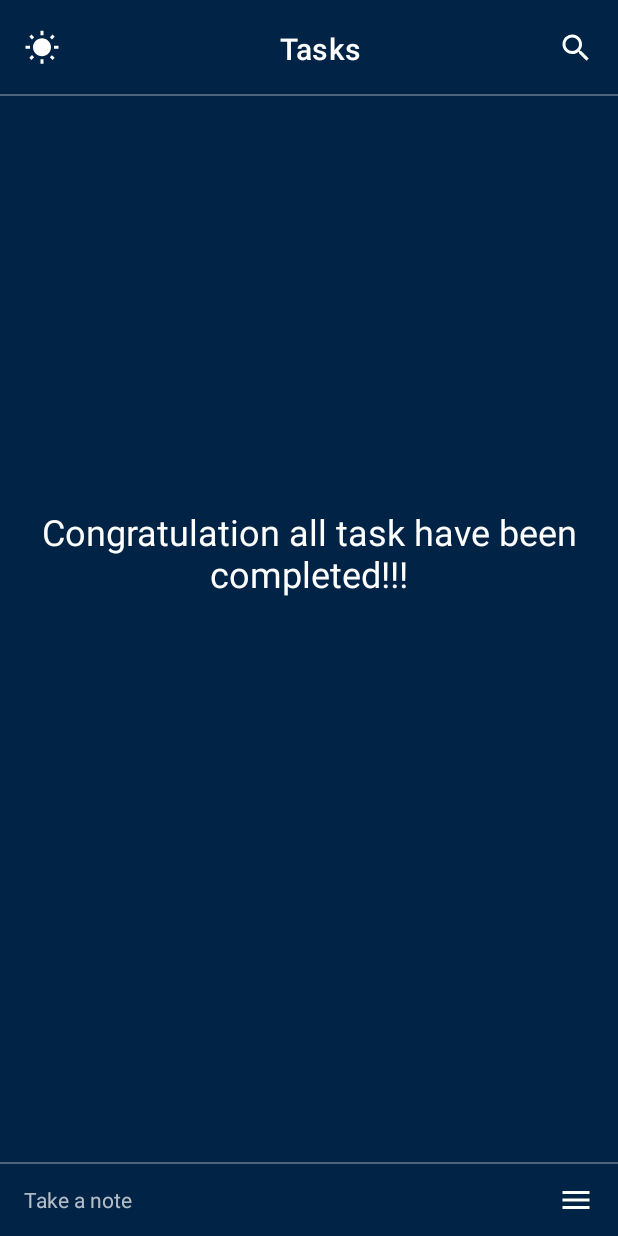
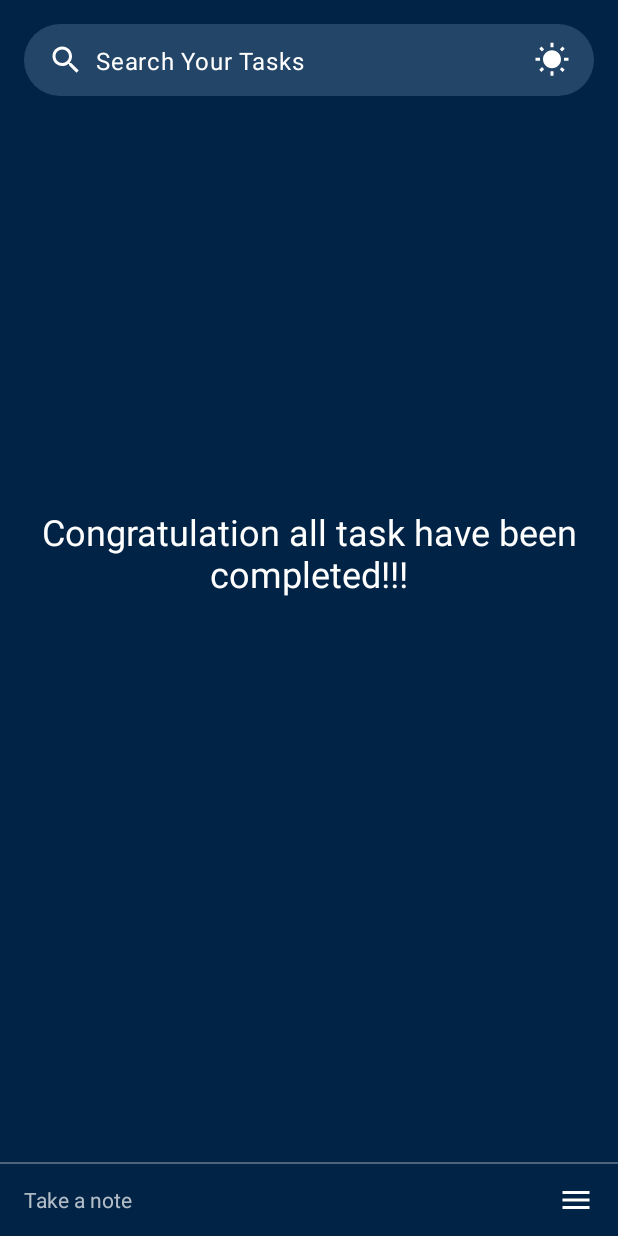
Before and after one commit to abhichauhan12/taskmanager, an Android app: the screen it shows after launch (HomeActivity), on a phone screen of 412 x 824 dp. Run offline under Robolectric (Android 15) with nearby library versions, the phone set to English and light mode, and no system bars; our stand-ins replace Dagger/Hilt's generated code, Room's generated code, data binding.

Commit message:
task screen ui updated

```diff
--- a/app/src/main/java/com/example/taskmanager/ui/home/task/TaskScreen.kt
+++ b/app/src/main/java/com/example/taskmanager/ui/home/task/TaskScreen.kt
@@ -21,14 +21,22 @@ import kotlinx.coroutines.launch
 class TaskScreen : Fragment(R.layout.fragment_task_screen) {
 
     private lateinit var binding: FragmentTaskScreenBinding
-    private val taskViewModel  by viewModels<TaskViewModel>()
-    private val utilsViewModel  by viewModels<UtilsViewModel>()
+    private val taskViewModel by viewModels<TaskViewModel>()
+    private val utilsViewModel by viewModels<UtilsViewModel>()
 
     private val taskAdapter: TaskAdapter by lazy {
         TaskAdapter(
-            onItemClick = { safeNavigate(R.id.action_task_to_add_task, Bundle().apply { putParcelable(TASK, it) }) },
+            onItemClick = {
+                safeNavigate(
+                    R.id.action_task_to_add_task,
+                    Bundle().apply { putParcelable(TASK, it) })
+            },
 
-            onMenuClicked = { safeNavigate(R.id.action_task_to_task_actions, Bundle().apply { putParcelable(TASK, it) }) }
+            onMenuClicked = {
+                safeNavigate(
+                    R.id.action_task_to_task_actions,
+                    Bundle().apply { putParcelable(TASK, it) })
+            }
         )
     }
 
@@ -52,16 +60,9 @@ class TaskScreen : Fragment(R.layout.fragment_task_screen) {
         lifecycleScope.launch {
             taskViewModel.tasks.collect {
                 taskAdapter.submitList(it)
-                binding.emptyListText.visibility = if (it.isNullOrEmpty()) View.VISIBLE else View.GONE
+                binding.emptyListText.visibility =
+                    if (it.isNullOrEmpty()) View.VISIBLE else View.GONE
             }
-        }
-
-        binding.toolBarTaskFragment.searchToolbar.setOnClickListener {
-            safeNavigate(R.id.action_task_to_search)
-        }
-
-        binding.toolBarTaskFragment.themeToolbar.setOnClickListener {
-            lifecycleScope.launchWhenStarted { checkAndUpdateAppTheme() }
         }
 
     }
@@ -69,24 +70,27 @@ class TaskScreen : Fragment(R.layout.fragment_task_screen) {
     private fun checkAndUpdateAppTheme() {
         val theme = utilsViewModel.theme.value ?: return
 
-        when(Theme.valueOf(theme)) {
+        when (Theme.valueOf(theme)) {
             Theme.SYSTEM -> utilsViewModel.updateAppTheme(Theme.DARK)
 
-            Theme.DARK ->  utilsViewModel.updateAppTheme(Theme.LIGHT)
+            Theme.DARK -> utilsViewModel.updateAppTheme(Theme.LIGHT)
 
             Theme.LIGHT -> utilsViewModel.updateAppTheme(Theme.DARK)
         }
     }
 
     private fun initToolbar() {
-        binding.toolBarTaskFragment.titleToolbar.text= getString(R.string.tasks)
-        binding.toolBarTaskFragment.themeToolbar.apply {
+        binding.toolBarTaskFragment.container.setOnClickListener {
+            safeNavigate(R.id.action_task_to_search)
+        }
 
-            if(utilsViewModel.theme.value == Theme.DARK.name){
-                setImageResource(R.drawable.ic_dark_mode)
-            }else{
-                setImageResource(R.drawable.ic_light_mode)
-            }
+        binding.toolBarTaskFragment.themeIcon.setOnClickListener {
+            lifecycleScope.launchWhenStarted { checkAndUpdateAppTheme() }
+        }
+
+        binding.toolBarTaskFragment.themeIcon.apply {
+            setImageResource(if (utilsViewModel.theme.value == Theme.DARK.name) R.drawable.ic_dark_mode
+                else R.drawable.ic_light_mode)
         }
     }
 }
--- /dev/null
+++ b/app/src/main/res/drawable/general_toolbar_shape.xml
@@ -0,0 +1,5 @@
+<?xml version="1.0" encoding="utf-8"?>
+<shape xmlns:android="http://schemas.android.com/apk/res/android" android:shape="rectangle">
+    <corners android:radius="56dp"/>
+    <solid android:color="?generalToolbarColor"/>
+</shape>
--- /dev/null
+++ b/app/src/main/res/drawable/search_toolbar_shape.xml
@@ -0,0 +1,6 @@
+<?xml version="1.0" encoding="utf-8"?>
+<shape xmlns:android="http://schemas.android.com/apk/res/android"
+    android:shape="rectangle">
+    <stroke android:color="#aaaaaa" android:width=".9dp"/>
+    <corners android:radius="56dp"/>
+</shape>
--- a/app/src/main/res/layout/fragment_search.xml
+++ b/app/src/main/res/layout/fragment_search.xml
@@ -3,9 +3,6 @@
     xmlns:tools="http://schemas.android.com/tools"
     xmlns:app="http://schemas.android.com/apk/res-auto">
 
-    <data>
-
-    </data>
 
     <androidx.constraintlayout.widget.ConstraintLayout
         android:layout_width="match_parent"
@@ -14,15 +11,20 @@
 
         <EditText
             android:layout_width="0dp"
-            android:layout_height="wrap_content"
+            android:layout_height="?listPreferredItemHeightSmall"
             app:layout_constraintStart_toEndOf="@id/up_button"
             app:layout_constraintEnd_toEndOf="parent"
             app:layout_constraintTop_toTopOf="parent"
             android:hint="@string/search_in_task"
-            android:background="@drawable/task_shape"
-            android:padding="16dp"
+            android:background="@drawable/search_toolbar_shape"
             android:id="@+id/search_edittext"
-            android:layout_margin="16dp"
+            android:layout_marginTop="16dp"
+            android:paddingStart="16dp"
+            android:paddingEnd="0dp"
+            android:layout_marginBottom="8dp"
+            android:layout_marginStart="8dp"
+            android:layout_marginEnd="16dp"
+            android:textAppearance="?textAppearanceBody1"
             />
 
         <ImageView
@@ -33,7 +35,7 @@
             android:id="@+id/up_button"
             app:layout_constraintTop_toTopOf="@id/search_edittext"
             app:layout_constraintBottom_toBottomOf="@id/search_edittext"
-            android:padding="8dp"
+            android:padding="16dp"
             app:tint="?iconKaTint"
             />
 
@@ -45,7 +47,7 @@
             app:layout_constraintBottom_toBottomOf="parent"
             app:layout_constraintTop_toBottomOf="@id/search_edittext"
             android:id="@+id/tasks_list"
-            android:padding="16dp"
+            android:padding="8dp"
             tools:listitem="@layout/item_task"
             app:layoutManager="androidx.recyclerview.widget.LinearLayoutManager"
             />
--- a/app/src/main/res/layout/fragment_task_screen.xml
+++ b/app/src/main/res/layout/fragment_task_screen.xml
@@ -1,88 +1,102 @@
 <?xml version="1.0" encoding="utf-8"?>
 <layout xmlns:android="http://schemas.android.com/apk/res/android"
-    xmlns:tools="http://schemas.android.com/tools"
-    xmlns:app="http://schemas.android.com/apk/res-auto">
+    xmlns:app="http://schemas.android.com/apk/res-auto"
+    xmlns:tools="http://schemas.android.com/tools">
 
-    <data>
-
-    </data>
 
     <androidx.constraintlayout.widget.ConstraintLayout
         android:layout_width="match_parent"
         android:layout_height="match_parent"
         tools:context=".ui.home.task.TaskScreen">
 
-        <include
-            layout="@layout/layout_toolbar_general"
-            android:id="@+id/toolBar_taskFragment"
-            />
-
-        <androidx.recyclerview.widget.RecyclerView
+        <androidx.coordinatorlayout.widget.CoordinatorLayout
             android:layout_width="0dp"
             android:layout_height="0dp"
-            android:id="@+id/taskRecyclerView"
+            android:layout_marginBottom="4dp"
+            app:layout_constraintBottom_toTopOf="@id/add_task"
+            app:layout_constraintEnd_toEndOf="parent"
             app:layout_constraintStart_toStartOf="parent"
-            app:layout_constraintEnd_toEndOf="parent"
-            app:layout_constraintBottom_toTopOf="@id/add_task"
-            app:layout_constraintTop_toBottomOf="@id/toolBar_taskFragment"
-            tools:listitem="@layout/item_task"
-            android:layout_marginTop="8dp"
-            android:layout_marginBottom="8dp"
-            app:layoutManager="androidx.recyclerview.widget.LinearLayoutManager"
-            />
+            app:layout_constraintTop_toTopOf="parent">
+
+            <com.google.android.material.appbar.AppBarLayout
+                android:id="@+id/toolbar"
+                android:layout_width="match_parent"
+                android:layout_height="wrap_content"
+                android:background="@android:color/transparent"
+                app:elevation="0dp">
+
+                <com.google.android.material.appbar.CollapsingToolbarLayout
+                    android:layout_width="match_parent"
+                    android:layout_height="wrap_content"
+                    app:layout_scrollFlags="scroll|enterAlways">
+
+                    <include
+                        android:id="@+id/toolBar_taskFragment"
+                        layout="@layout/layout_toolbar_general" />
+
+                </com.google.android.material.appbar.CollapsingToolbarLayout>
+
+            </com.google.android.material.appbar.AppBarLayout>
+
+            <androidx.recyclerview.widget.RecyclerView
+                android:id="@+id/taskRecyclerView"
+                android:layout_width="match_parent"
+                android:layout_height="match_parent"
+                android:layout_marginBottom="8dp"
+                app:layoutManager="androidx.recyclerview.widget.LinearLayoutManager"
+                app:layout_behavior="com.google.android.material.appbar.AppBarLayout$ScrollingViewBehavior"
+                tools:listitem="@layout/item_task" />
+
+        </androidx.coordinatorlayout.widget.CoordinatorLayout>
 
         <TextView
+            android:id="@+id/empty_list_text"
             android:layout_width="wrap_content"
             android:layout_height="wrap_content"
-            app:layout_constraintTop_toTopOf="parent"
-            app:layout_constraintBottom_toTopOf="@id/add_task"
-            app:layout_constraintStart_toStartOf="parent"
-            app:layout_constraintEnd_toEndOf="parent"
+            android:layout_marginBottom="40dp"
+            android:gravity="center"
             android:text="@string/congratulation_all_task_have_been_completed"
             android:textAppearance="?attr/textAppearanceHeadline5"
-            android:gravity="center"
-            android:id="@+id/empty_list_text"
             android:visibility="gone"
-            android:layout_marginBottom="40dp"
-            />
+            app:layout_constraintBottom_toTopOf="@id/add_task"
+            app:layout_constraintEnd_toEndOf="parent"
+            app:layout_constraintStart_toStartOf="parent"
+            app:layout_constraintTop_toTopOf="parent" />
 
 
         <View
             android:layout_width="0dp"
             android:layout_height="1dp"
+            android:alpha="0.3"
+            android:background="?iconKaTint"
+            app:layout_constraintBottom_toTopOf="@id/add_task"
             app:layout_constraintEnd_toEndOf="parent"
-            app:layout_constraintStart_toStartOf="parent"
-            app:layout_constraintBottom_toTopOf="@id/add_task"
-            android:background="?iconKaTint"
-            android:alpha="0.3"
-            />
+            app:layout_constraintStart_toStartOf="parent" />
 
         <TextView
+            android:id="@+id/add_task"
             android:layout_width="0dp"
             android:layout_height="?listPreferredItemHeightSmall"
-            app:layout_constraintStart_toStartOf="parent"
+            android:background="?android:selectableItemBackground"
+            android:gravity="center_vertical"
+            android:paddingStart="16dp"
+            android:paddingEnd="0dp"
+            android:text="@string/take_a_note"
             app:layout_constraintBottom_toBottomOf="parent"
             app:layout_constraintEnd_toStartOf="@id/menu_taskFragment"
-            android:text="@string/take_a_note"
-            android:paddingStart="16dp"
-            android:paddingEnd="0dp"
-            android:id="@+id/add_task"
-            android:gravity="center_vertical"
-            android:background="?android:selectableItemBackground"
-            />
+            app:layout_constraintStart_toStartOf="parent" />
 
         <ImageView
+            android:id="@+id/menu_taskFragment"
             android:layout_width="0dp"
             android:layout_height="wrap_content"
+            android:layout_marginEnd="16dp"
+            android:background="?selectableItemBackgroundBorderless"
+            android:src="@drawable/ic_menu"
+            app:layout_constraintBottom_toBottomOf="@id/add_task"
             app:layout_constraintEnd_toEndOf="parent"
-            app:layout_constraintBottom_toBottomOf="@id/add_task"
             app:layout_constraintTop_toTopOf="@id/add_task"
-            android:src="@drawable/ic_menu"
-            app:tint="?iconKaTint"
-            android:layout_marginEnd="16dp"
-            android:id="@+id/menu_taskFragment"
-            android:background="?selectableItemBackgroundBorderless"
-            />
+            app:tint="?iconKaTint" />
 
 
     </androidx.constraintlayout.widget.ConstraintLayout>
--- a/app/src/main/res/layout/layout_toolbar_general.xml
+++ b/app/src/main/res/layout/layout_toolbar_general.xml
@@ -2,29 +2,47 @@
 
 <layout xmlns:android="http://schemas.android.com/apk/res/android"
     xmlns:app="http://schemas.android.com/apk/res-auto"
-    xmlns:tools="http://schemas.android.com/tools">
+    >
 
-    <data>
 
-    </data>
+    <FrameLayout
+        android:layout_width="match_parent"
+        android:layout_height="wrap_content">
 
     <androidx.constraintlayout.widget.ConstraintLayout
         android:layout_width="match_parent"
-        android:layout_height="?listPreferredItemHeight"
-
+        android:layout_height="?listPreferredItemHeightSmall"
+        android:background="@drawable/general_toolbar_shape"
+        android:layout_marginTop="16dp"
+        android:layout_marginBottom="8dp"
+        android:id="@+id/container"
+        android:layout_marginHorizontal="16dp"
         >
 
         <TextView
+            android:layout_width="0dp"
+            android:layout_height="wrap_content"
+            app:layout_constraintStart_toEndOf="@id/search_icon"
+            app:layout_constraintEnd_toStartOf="@id/theme_icon"
+            app:layout_constraintBottom_toBottomOf="parent"
+            app:layout_constraintTop_toTopOf="parent"
+            android:text="@string/search_your_tasks"
+            android:textAppearance="?textAppearanceBody1"
+            android:layout_marginStart="8dp"
+            android:id="@+id/search_label"
+            />
+
+        <ImageView
             android:layout_width="wrap_content"
             android:layout_height="wrap_content"
             app:layout_constraintStart_toStartOf="parent"
             app:layout_constraintTop_toTopOf="parent"
-            app:layout_constraintEnd_toEndOf="parent"
             app:layout_constraintBottom_toBottomOf="parent"
-            tools:text="Title"
-            android:textAppearance="?textAppearanceHeadline6"
+            android:src="@drawable/ic_search"
             android:layout_marginStart="16dp"
-            android:id="@+id/title_toolbar"
+            android:id="@+id/search_icon"
+            app:tint="?iconKaTint"
+            android:background="?selectableItemBackgroundBorderless"
             />
 
         <ImageView
@@ -33,35 +51,16 @@
             app:layout_constraintEnd_toEndOf="parent"
             app:layout_constraintTop_toTopOf="parent"
             app:layout_constraintBottom_toBottomOf="parent"
-            android:src="@drawable/ic_search"
+            android:src="@drawable/ic_dark_mode"
             android:layout_marginEnd="16dp"
-            android:id="@+id/search_toolbar"
+            android:id="@+id/theme_icon"
             app:tint="?iconKaTint"
             android:background="?selectableItemBackgroundBorderless"
             />
 
-        <ImageView
-            android:layout_width="wrap_content"
-            android:layout_height="wrap_content"
-            app:layout_constraintStart_toStartOf="parent"
-            app:layout_constraintTop_toTopOf="parent"
-            app:layout_constraintBottom_toBottomOf="parent"
-            android:src="@drawable/ic_dark_mode"
-            android:layout_marginStart="16dp"
-            android:id="@+id/theme_toolbar"
-            app:tint="?iconKaTint"
-            android:background="?selectableItemBackgroundBorderless"
-            />
-
-        <View
-            android:layout_width="0dp"
-            android:layout_height="1dp"
-            app:layout_constraintEnd_toEndOf="parent"
-            app:layout_constraintStart_toStartOf="parent"
-            app:layout_constraintBottom_toBottomOf="parent"
-            android:background="?iconKaTint"
-            android:alpha="0.3"
-            />
 
     </androidx.constraintlayout.widget.ConstraintLayout>
+
+    </FrameLayout>
+
 </layout>
--- a/app/src/main/res/values-night/themes.xml
+++ b/app/src/main/res/values-night/themes.xml
@@ -7,11 +7,13 @@
         <item name="colorPrimaryDark">#101010</item>
         <item name="colorAccent">#616161</item>
 
-        <item name="android:windowBackground">#012345</item>
+        <item name="android:windowBackground">@color/blue</item>
         <item name="colorSurface">#545454</item>
         <item name="colorOnPrimary">@color/white</item>
 
         <item name="iconKaTint">@color/white</item>
         <item name="bottomSheetKaBackground">@color/black</item>
+        <item name="generalToolbarColor">@color/transparent_blue</item>
+
     </style>
 </resources>
--- a/app/src/main/res/values/attrs.xml
+++ b/app/src/main/res/values/attrs.xml
@@ -2,4 +2,6 @@
 <resources>
     <attr name="iconKaTint" type="color"/>
     <attr name="bottomSheetKaBackground" type="color"/>
+    <attr name="generalToolbarColor" type="color"/>
+
 </resources>
--- a/app/src/main/res/values/colors.xml
+++ b/app/src/main/res/values/colors.xml
@@ -13,4 +13,8 @@
     <color name="teal_light">#39796b</color>
     <color name="teal">#004d40</color>
 
+
+    <color name="blue">#012345</color>
+    <color name="transparent_blue">#234567</color>
+    <color name="light_gray">#dddddd</color>
 </resources>
--- a/app/src/main/res/values/strings.xml
+++ b/app/src/main/res/values/strings.xml
@@ -16,5 +16,6 @@
     <string name="congratulation_all_task_have_been_completed">Congratulation all task have been completed!!!</string>
     <string name="search_in_task">Search in Task</string>
     <string name="tasks">Tasks</string>
+    <string name="search_your_tasks">Search Your Tasks</string>
 
 </resources>
--- a/app/src/main/res/values/themes.xml
+++ b/app/src/main/res/values/themes.xml
@@ -1,4 +1,4 @@
-<resources xmlns:tools="http://schemas.android.com/tools">
+<resources>
     <!-- Base application theme. -->
 
     <style name="AppTheme" parent="Theme.MaterialComponents.DayNight.NoActionBar" />
@@ -11,6 +11,8 @@
 
         <item name="iconKaTint">@color/black</item>
         <item name="bottomSheetKaBackground">@color/white</item>
+        <item name="generalToolbarColor">@color/light_gray</item>
+
     </style>
 
 </resources>
```
